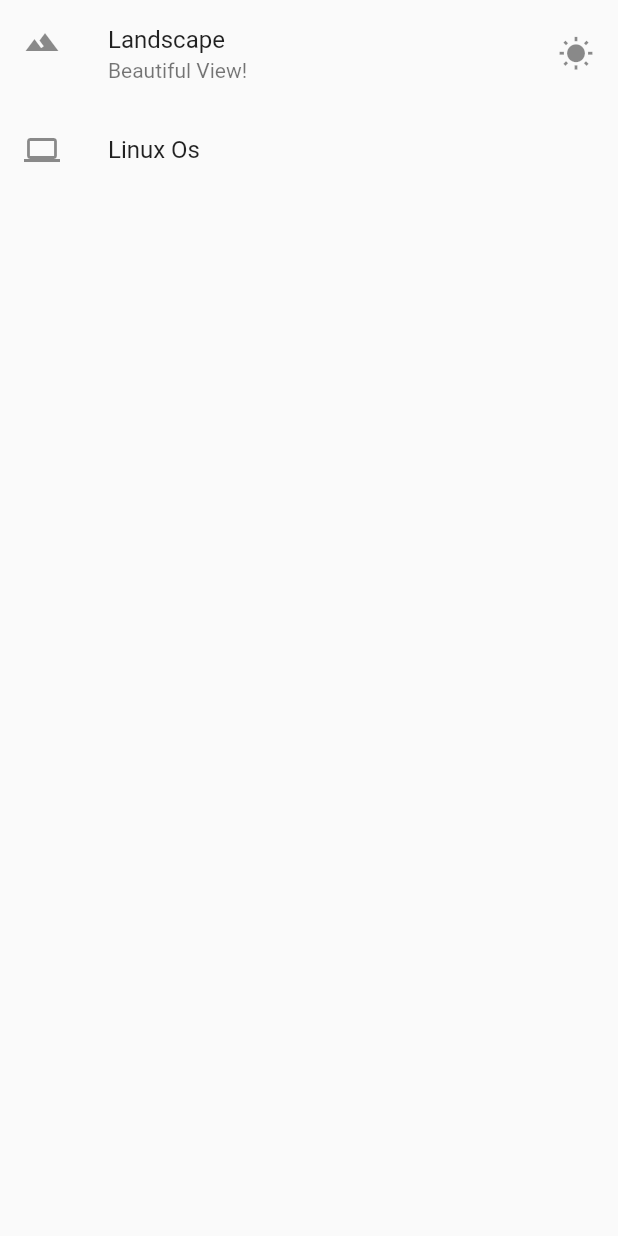
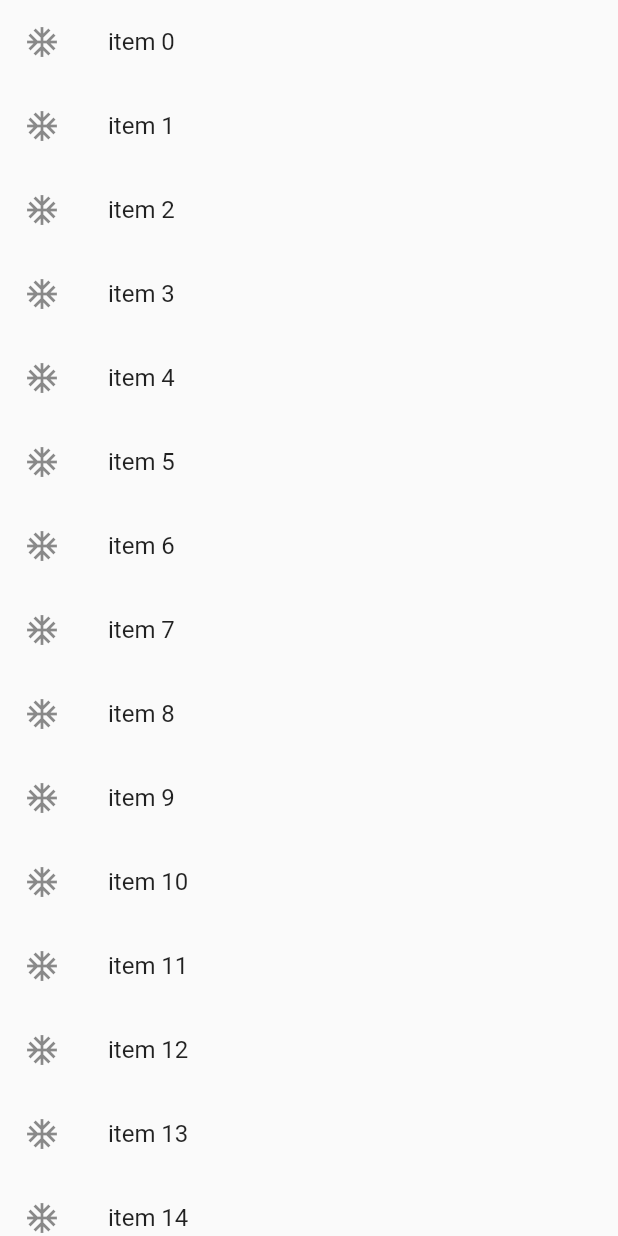
Before and after one commit to Ezlan97/basic_flutter, a Flutter app: what getListView() shows on an empty page, opened directly, on a phone screen of 412 x 824 dp. Run offline on Flutter 3.47's test engine with Material 2 defaults, Android fonts, the phone set to English and light mode, and no system bars.

Commit message:
Feat | long list view

```diff
--- a/lib/main.dart
+++ b/lib/main.dart
@@ -6,29 +6,53 @@ void main() {
     debugShowCheckedModeBanner: false,
     title: "exploring UI Widget",
     home: Scaffold(
-      appBar: AppBar(title: Text('Basic List View'),),
+      appBar: AppBar(title: Text('long list'),),
       body: getListView(),
     ),
   ));
 }
 
+// Widget getListView() {
+//   var listView = ListView(
+//     children: <Widget>[
+
+//       ListTile(
+//         leading: Icon(Icons.landscape),
+//         title: Text('Landscape'),
+//         subtitle: Text('Beautiful View!'),
+//         trailing: Icon(Icons.wb_sunny),
+//       ),
+//       ListTile(
+//         leading: Icon(Icons.laptop),
+//         title: Text('Linux Os'),
+//         onTap: () => debugPrint('laptop Tapped!'),
+//       ),
+//     ],
+//   );
+
+//   return listView;
+// }
+
+List<String> getListElements() {
+
+  var items = List<String>.generate(1000, (counter) => "item $counter");
+  return items;
+}
+
 Widget getListView() {
-  var listView = ListView(
-    children: <Widget>[
+  var listItems = getListElements();
 
-      ListTile(
-        leading: Icon(Icons.landscape),
-        title: Text('Landscape'),
-        subtitle: Text('Beautiful View!'),
-        trailing: Icon(Icons.wb_sunny),
-      ),
-      ListTile(
-        leading: Icon(Icons.laptop),
-        title: Text('Linux Os'),
-        onTap: () => debugPrint('laptop Tapped!'),
-      ),
-    ],
+  var listViews = ListView.builder(
+    itemBuilder: (context, index) {
+      return ListTile(
+        title: Text(listItems[index]),
+        leading: Icon(Icons.ac_unit),
+        onTap: () {
+          debugPrint('${listItems[index]} was tapped');
+        },
+      );
+    }
   );
 
-  return listView;
+  return listViews;
 }
```
